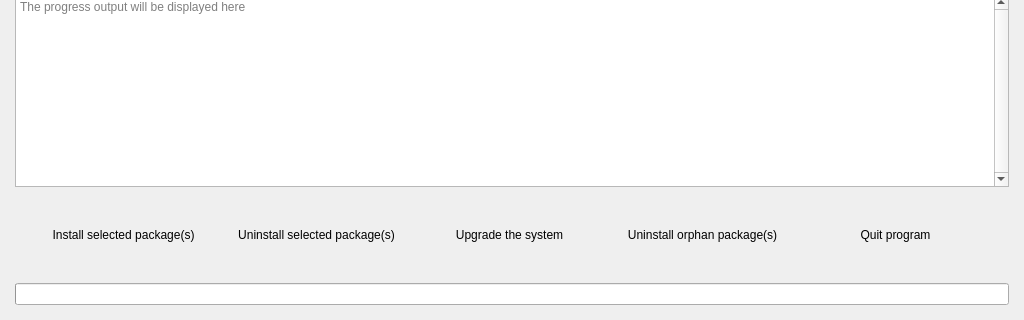
This is src/frontend/gui/ui/sisyphus.ui in redcorelinux/sisyphus as Qt 5 draws it before an edit; both pictures show x 0 to 1024 and y 256 to 576 of the 1024 by 576 pixel window. The edited form follows.
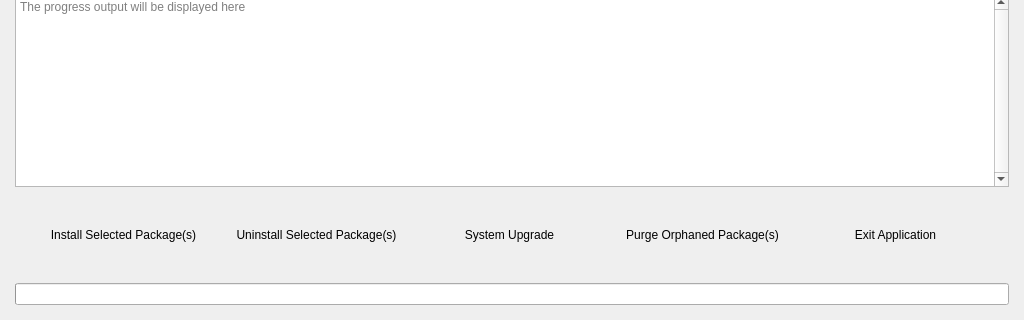
This is the edited form. Icons and pictures are not drawn.

Commit message: port to PyQt6, adjust launcher, minor UI tweaks

Diff of the .ui file:
```diff
--- a/src/frontend/gui/ui/sisyphus.ui
+++ b/src/frontend/gui/ui/sisyphus.ui
@@ -362,7 +362,7 @@
           </size>
          </property>
          <property name="text">
-          <string>Install selected package(s)</string>
+          <string>Install Selected Package(s)</string>
          </property>
          <property name="icon">
           <iconset>
@@ -400,7 +400,7 @@
           </size>
          </property>
          <property name="text">
-          <string>Uninstall selected package(s)</string>
+          <string>Uninstall Selected Package(s)</string>
          </property>
          <property name="icon">
           <iconset>
@@ -438,7 +438,7 @@
           </size>
          </property>
          <property name="text">
-          <string>Upgrade the system</string>
+          <string>System Upgrade</string>
          </property>
          <property name="icon">
           <iconset>
@@ -473,7 +473,7 @@
           </size>
          </property>
          <property name="text">
-          <string>Uninstall orphan package(s)</string>
+          <string>Purge Orphaned Package(s)</string>
          </property>
          <property name="icon">
           <iconset>
@@ -508,7 +508,7 @@
           </size>
          </property>
          <property name="text">
-          <string>Quit program</string>
+          <string>Exit Application</string>
          </property>
          <property name="icon">
           <iconset>
```
The commit also changes 4 other files.
